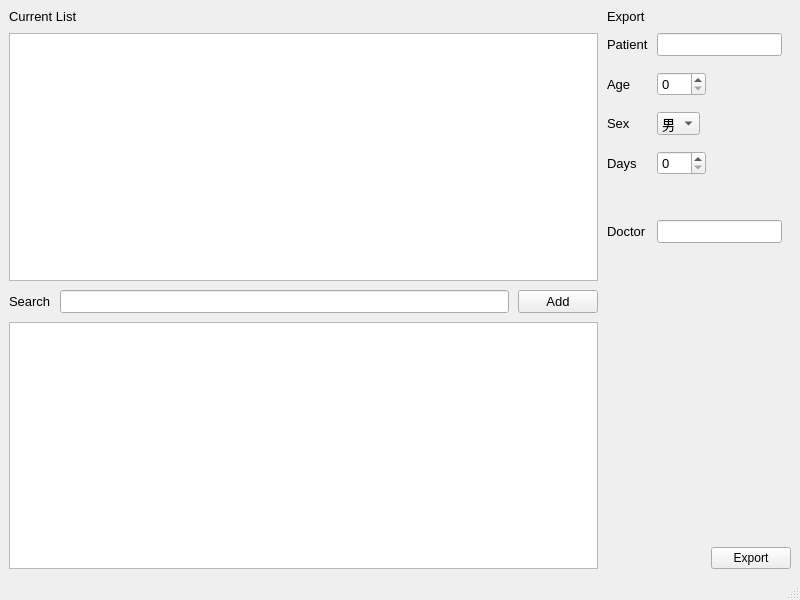
Before: the Qt Designer form gui/mainwindow.ui in JackLPK/medindex, drawn with Qt 5.
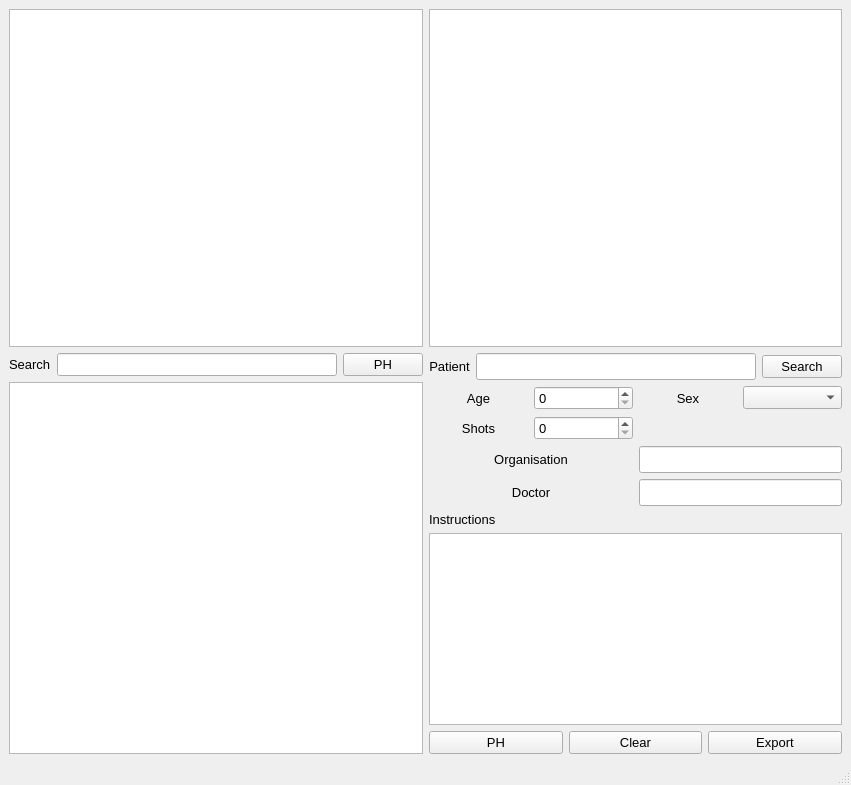
After: the same form once the commit is applied. Custom widgets are drawn as their Qt base class.

What changed in the file:
```diff
--- a/gui/mainwindow.ui
+++ b/gui/mainwindow.ui
@@ -6,45 +6,21 @@
    <rect>
     <x>0</x>
     <y>0</y>
-    <width>800</width>
-    <height>600</height>
+    <width>851</width>
+    <height>785</height>
    </rect>
   </property>
   <property name="windowTitle">
    <string>MainWindow</string>
   </property>
   <widget class="QWidget" name="centralwidget">
-   <layout class="QHBoxLayout" name="horizontalLayout_2" stretch="1,0">
-    <property name="spacing">
-     <number>9</number>
-    </property>
-    <item>
-     <layout class="QVBoxLayout" name="left_layout">
-      <item>
-       <widget class="QLabel" name="label_7">
-        <property name="font">
-         <font>
-          <pointsize>10</pointsize>
-         </font>
-        </property>
-        <property name="text">
-         <string>Current List</string>
-        </property>
-       </widget>
-      </item>
-      <item>
-       <widget class="QTableWidget" name="out_table">
-        <property name="font">
-         <font>
-          <pointsize>10</pointsize>
-         </font>
-        </property>
-       </widget>
-      </item>
+   <layout class="QGridLayout" name="gridLayout_2">
+    <item row="1" column="0">
+     <layout class="QVBoxLayout" name="verticalLayout_2">
       <item>
        <layout class="QHBoxLayout" name="horizontalLayout">
         <item>
-         <widget class="QLabel" name="label">
+         <widget class="QLabel" name="label_5">
           <property name="font">
            <font>
             <pointsize>10</pointsize>
@@ -72,58 +48,22 @@
            </font>
           </property>
           <property name="text">
-           <string>Add</string>
+           <string>PH</string>
           </property>
          </widget>
         </item>
        </layout>
       </item>
       <item>
-       <widget class="QTableWidget" name="in_table">
-        <property name="font">
-         <font>
-          <pointsize>10</pointsize>
-         </font>
-        </property>
-       </widget>
+       <widget class="InTableView" name="in_table_view"/>
       </item>
      </layout>
     </item>
-    <item>
-     <layout class="QVBoxLayout" name="right_layout" stretch="0,1,0">
-      <property name="sizeConstraint">
-       <enum>QLayout::SetDefaultConstraint</enum>
-      </property>
+    <item row="1" column="1">
+     <layout class="QVBoxLayout" name="verticalLayout_3">
       <item>
-       <widget class="QLabel" name="label_8">
-        <property name="sizePolicy">
-         <sizepolicy hsizetype="Minimum" vsizetype="Preferred">
-          <horstretch>0</horstretch>
-          <verstretch>0</verstretch>
-         </sizepolicy>
-        </property>
-        <property name="font">
-         <font>
-          <pointsize>10</pointsize>
-         </font>
-        </property>
-        <property name="text">
-         <string>Export</string>
-        </property>
-       </widget>
-      </item>
-      <item>
-       <layout class="QFormLayout" name="formLayout">
-        <property name="sizeConstraint">
-         <enum>QLayout::SetFixedSize</enum>
-        </property>
-        <property name="verticalSpacing">
-         <number>16</number>
-        </property>
-        <property name="rightMargin">
-         <number>9</number>
-        </property>
-        <item row="0" column="0">
+       <layout class="QHBoxLayout" name="horizontalLayout_3">
+        <item>
          <widget class="QLabel" name="label_2">
           <property name="font">
            <font>
@@ -133,10 +73,38 @@
           <property name="text">
            <string>Patient</string>
           </property>
+          <property name="alignment">
+           <set>Qt::AlignCenter</set>
+          </property>
          </widget>
         </item>
-        <item row="1" column="0">
-         <widget class="QLabel" name="label_3">
+        <item>
+         <widget class="QLineEdit" name="patient_name_edit">
+          <property name="font">
+           <font>
+            <pointsize>12</pointsize>
+           </font>
+          </property>
+         </widget>
+        </item>
+        <item>
+         <widget class="QPushButton" name="btn_patient">
+          <property name="font">
+           <font>
+            <pointsize>10</pointsize>
+           </font>
+          </property>
+          <property name="text">
+           <string>Search</string>
+          </property>
+         </widget>
+        </item>
+       </layout>
+      </item>
+      <item>
+       <layout class="QGridLayout" name="gridLayout">
+        <item row="0" column="0">
+         <widget class="QLabel" name="label_8">
           <property name="font">
            <font>
             <pointsize>10</pointsize>
@@ -145,16 +113,13 @@
           <property name="text">
            <string>Age</string>
           </property>
+          <property name="alignment">
+           <set>Qt::AlignCenter</set>
+          </property>
          </widget>
         </item>
-        <item row="1" column="1">
+        <item row="0" column="1">
          <widget class="QSpinBox" name="patient_age">
-          <property name="sizePolicy">
-           <sizepolicy hsizetype="Fixed" vsizetype="Fixed">
-            <horstretch>0</horstretch>
-            <verstretch>0</verstretch>
-           </sizepolicy>
-          </property>
           <property name="font">
            <font>
             <pointsize>10</pointsize>
@@ -165,7 +130,7 @@
           </property>
          </widget>
         </item>
-        <item row="2" column="0">
+        <item row="0" column="2">
          <widget class="QLabel" name="label_4">
           <property name="font">
            <font>
@@ -175,83 +140,21 @@
           <property name="text">
            <string>Sex</string>
           </property>
+          <property name="alignment">
+           <set>Qt::AlignCenter</set>
+          </property>
          </widget>
         </item>
-        <item row="2" column="1">
+        <item row="0" column="3">
          <widget class="QComboBox" name="patient_sex">
-          <property name="sizePolicy">
-           <sizepolicy hsizetype="Fixed" vsizetype="Fixed">
-            <horstretch>0</horstretch>
-            <verstretch>0</verstretch>
-           </sizepolicy>
-          </property>
           <property name="font">
            <font>
             <pointsize>10</pointsize>
            </font>
           </property>
-          <property name="editable">
-           <bool>false</bool>
-          </property>
-          <item>
-           <property name="text">
-            <string>男</string>
-           </property>
-          </item>
-          <item>
-           <property name="text">
-            <string>女</string>
-           </property>
-          </item>
          </widget>
         </item>
-        <item row="3" column="0">
-         <widget class="QLabel" name="label_5">
-          <property name="font">
-           <font>
-            <pointsize>10</pointsize>
-           </font>
-          </property>
-          <property name="text">
-           <string>Days</string>
-          </property>
-         </widget>
-        </item>
-        <item row="3" column="1">
-         <widget class="QSpinBox" name="days_of_meds">
-          <property name="sizePolicy">
-           <sizepolicy hsizetype="Fixed" vsizetype="Fixed">
-            <horstretch>0</horstretch>
-            <verstretch>0</verstretch>
-           </sizepolicy>
-          </property>
-          <property name="font">
-           <font>
-            <pointsize>10</pointsize>
-           </font>
-          </property>
-          <property name="maximum">
-           <number>999</number>
-          </property>
-         </widget>
-        </item>
-        <item row="4" column="1">
-         <spacer name="verticalSpacer">
-          <property name="orientation">
-           <enum>Qt::Vertical</enum>
-          </property>
-          <property name="sizeType">
-           <enum>QSizePolicy::Fixed</enum>
-          </property>
-          <property name="sizeHint" stdset="0">
-           <size>
-            <width>0</width>
-            <height>13</height>
-           </size>
-          </property>
-         </spacer>
-        </item>
-        <item row="5" column="0">
+        <item row="1" column="0">
          <widget class="QLabel" name="label_6">
           <property name="font">
            <font>
@@ -259,78 +162,154 @@
            </font>
           </property>
           <property name="text">
+           <string>Shots</string>
+          </property>
+          <property name="alignment">
+           <set>Qt::AlignCenter</set>
+          </property>
+         </widget>
+        </item>
+        <item row="1" column="1">
+         <widget class="QSpinBox" name="shots_of_meds">
+          <property name="font">
+           <font>
+            <pointsize>10</pointsize>
+           </font>
+          </property>
+          <property name="maximum">
+           <number>500</number>
+          </property>
+         </widget>
+        </item>
+        <item row="2" column="0" colspan="2">
+         <widget class="QLabel" name="label_9">
+          <property name="font">
+           <font>
+            <pointsize>10</pointsize>
+           </font>
+          </property>
+          <property name="text">
+           <string>Organisation</string>
+          </property>
+          <property name="alignment">
+           <set>Qt::AlignCenter</set>
+          </property>
+         </widget>
+        </item>
+        <item row="2" column="2" colspan="2">
+         <widget class="QLineEdit" name="organisation">
+          <property name="font">
+           <font>
+            <pointsize>12</pointsize>
+           </font>
+          </property>
+         </widget>
+        </item>
+        <item row="3" column="0" colspan="2">
+         <widget class="QLabel" name="label_10">
+          <property name="font">
+           <font>
+            <pointsize>10</pointsize>
+           </font>
+          </property>
+          <property name="text">
            <string>Doctor</string>
           </property>
-         </widget>
-        </item>
-        <item row="5" column="1">
-         <widget class="QLineEdit" name="doctor_name">
-          <property name="sizePolicy">
-           <sizepolicy hsizetype="Fixed" vsizetype="Fixed">
-            <horstretch>0</horstretch>
-            <verstretch>0</verstretch>
-           </sizepolicy>
+          <property name="alignment">
+           <set>Qt::AlignCenter</set>
           </property>
-          <property name="font">
-           <font>
-            <pointsize>10</pointsize>
-           </font>
-          </property>
-          <property name="maxLength">
-           <number>100</number>
-          </property>
-          <property name="clearButtonEnabled">
-           <bool>false</bool>
-          </property>
          </widget>
         </item>
-        <item row="0" column="1">
-         <widget class="QLineEdit" name="patient_name">
-          <property name="sizePolicy">
-           <sizepolicy hsizetype="Fixed" vsizetype="Fixed">
-            <horstretch>0</horstretch>
-            <verstretch>0</verstretch>
-           </sizepolicy>
-          </property>
-          <property name="minimumSize">
-           <size>
-            <width>0</width>
-            <height>0</height>
-           </size>
-          </property>
+        <item row="3" column="2" colspan="2">
+         <widget class="QLineEdit" name="doctor">
           <property name="font">
            <font>
-            <pointsize>10</pointsize>
+            <pointsize>12</pointsize>
            </font>
           </property>
-          <property name="statusTip">
-           <string/>
-          </property>
-          <property name="autoFillBackground">
-           <bool>false</bool>
-          </property>
-          <property name="maxLength">
-           <number>100</number>
-          </property>
          </widget>
         </item>
        </layout>
       </item>
-      <item alignment="Qt::AlignRight">
-       <widget class="QPushButton" name="btn_export">
-        <property name="maximumSize">
-         <size>
-          <width>177</width>
-          <height>16777215</height>
-         </size>
-        </property>
-        <property name="text">
-         <string>Export</string>
-        </property>
-       </widget>
+      <item>
+       <layout class="QVBoxLayout" name="verticalLayout">
+        <item>
+         <widget class="QLabel" name="label_7">
+          <property name="sizePolicy">
+           <sizepolicy hsizetype="Preferred" vsizetype="Fixed">
+            <horstretch>0</horstretch>
+            <verstretch>0</verstretch>
+           </sizepolicy>
+          </property>
+          <property name="font">
+           <font>
+            <pointsize>10</pointsize>
+           </font>
+          </property>
+          <property name="text">
+           <string>Instructions</string>
+          </property>
+         </widget>
+        </item>
+        <item>
+         <widget class="QTextEdit" name="instruction_for_meds">
+          <property name="font">
+           <font>
+            <pointsize>12</pointsize>
+           </font>
+          </property>
+         </widget>
+        </item>
+        <item>
+         <layout class="QHBoxLayout" name="horizontalLayout_2">
+          <item>
+           <widget class="QPushButton" name="pushButton_4">
+            <property name="font">
+             <font>
+              <pointsize>10</pointsize>
+             </font>
+            </property>
+            <property name="text">
+             <string>PH</string>
+            </property>
+           </widget>
+          </item>
+          <item>
+           <widget class="QPushButton" name="btn_clear">
+            <property name="font">
+             <font>
+              <pointsize>10</pointsize>
+             </font>
+            </property>
+            <property name="text">
+             <string>Clear</string>
+            </property>
+           </widget>
+          </item>
+          <item>
+           <widget class="QPushButton" name="btn_export">
+            <property name="font">
+             <font>
+              <pointsize>10</pointsize>
+             </font>
+            </property>
+            <property name="text">
+             <string>Export</string>
+            </property>
+           </widget>
+          </item>
+         </layout>
+        </item>
+       </layout>
       </item>
      </layout>
     </item>
+    <item row="0" column="0">
+     <widget class="OutTableView" name="out_table_view"/>
+    </item>
+    <item row="0" column="1">
+     <widget class="SideTableView" name="side_table_view"/>
+    </item>
    </layout>
   </widget>
   <widget class="QMenuBar" name="menubar">
@@ -345,6 +324,23 @@
   </widget>
   <widget class="QStatusBar" name="statusbar"/>
  </widget>
+ <customwidgets>
+  <customwidget>
+   <class>InTableView</class>
+   <extends>QTableView</extends>
+   <header>medindex.gui.intableview.h</header>
+  </customwidget>
+  <customwidget>
+   <class>OutTableView</class>
+   <extends>QTableView</extends>
+   <header>medindex.gui.outtableview.h</header>
+  </customwidget>
+  <customwidget>
+   <class>SideTableView</class>
+   <extends>QTableView</extends>
+   <header>medindex.gui.sidetableview.h</header>
+  </customwidget>
+ </customwidgets>
  <resources/>
  <connections/>
 </ui>
```
Left out of the diff: 8 changed lines with no effect on the pictures.
